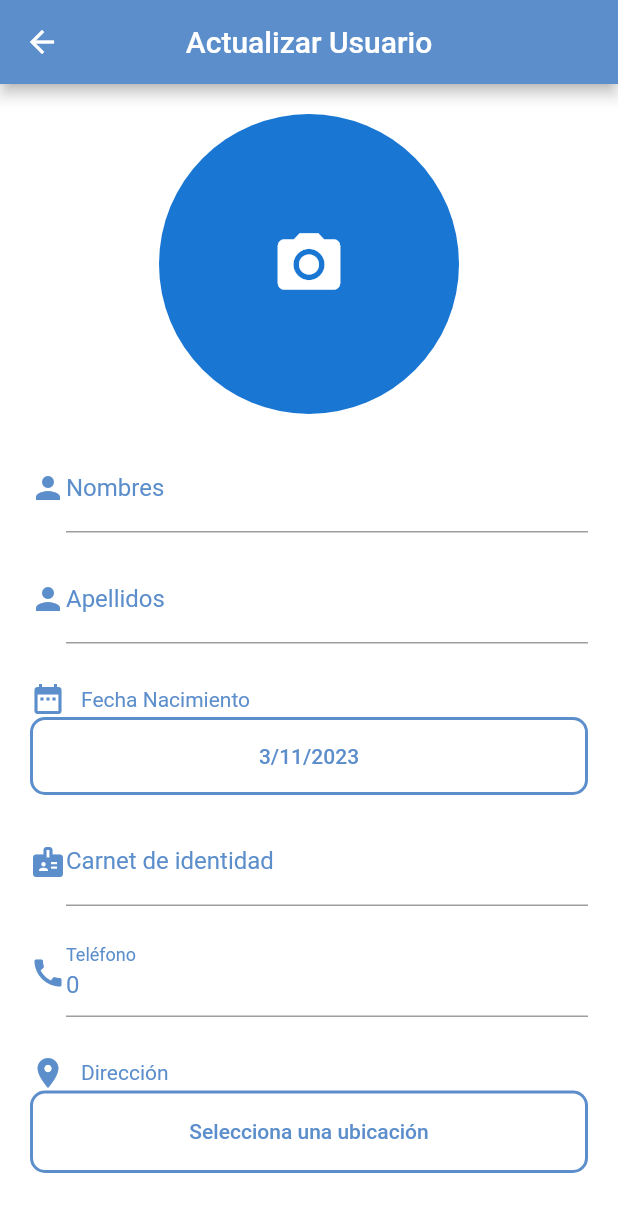
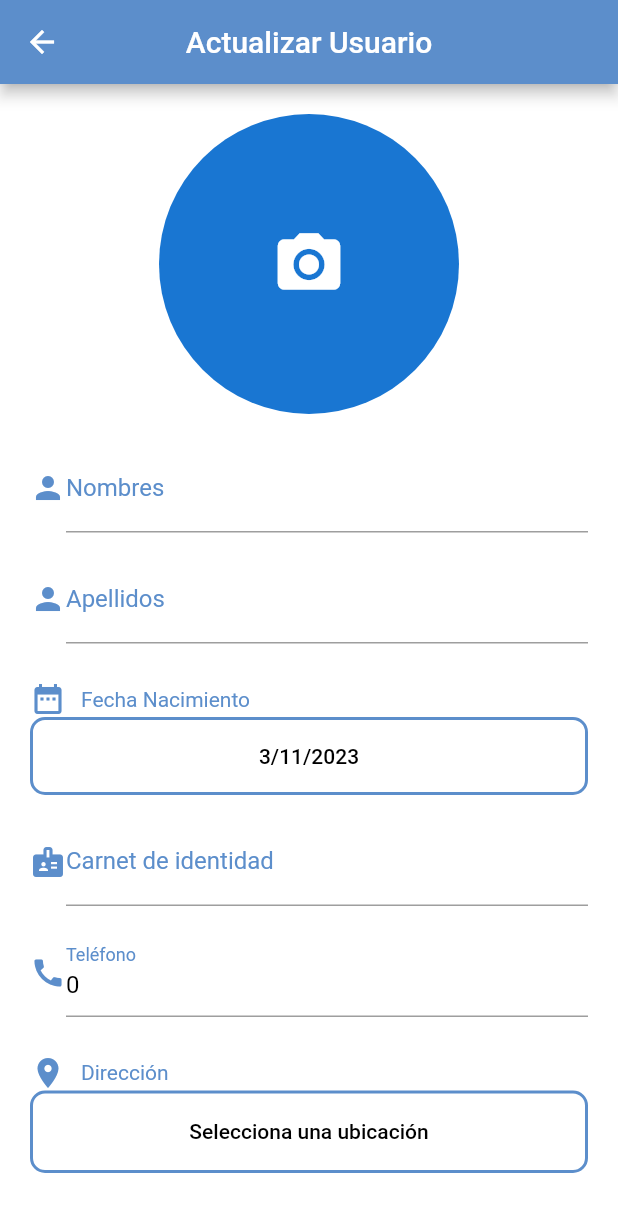
Before and after one commit to ErickSebas/ProyectAdmin, a Flutter app: the RegisterBossPage screen opened directly, after a tap on the "camera alt" icon, on a phone screen of 412 x 824 dp. Shown: the top 1212 px of the screen. Run offline on Flutter 3.47's test engine with Material 2 defaults, Android fonts, the phone set to English and light mode, and no system bars; our stand-ins replace camera, cloud_firestore, connectivity_plus, file_picker, firebase_core, firebase_messaging and 12 more; missing offline and left inert: mailer; accounts and stored records are empty; network calls fail; project files that could hold a hidden picture were left out.

Commit message:
Arreglos final

```diff
--- a/lib/presentation/screens/RegisterBoss.dart
+++ b/lib/presentation/screens/RegisterBoss.dart
@@ -74,6 +74,8 @@ class _RegisterBossPageState extends State<RegisterBossPage> {
   late bool otherUser = false;
   File? selectedImage;
   bool isLoadingImage=true;
+  String address="";
+  File? imageLocal;
 
   void initState() {
     super.initState();
@@ -83,14 +85,17 @@ class _RegisterBossPageState extends State<RegisterBossPage> {
         isLoadingImage=false;
       });
     }
-
+/*
     if(miembroActual!.id!=widget.userData?.id){
       imageProfile=null;
-    }
+    }*/
     if (widget.userData?.id != null) {
       Cargar_Datos_Persona();
-      if(imageProfile==null){
+      if(imageProfile==null||miembroActual!.id!=widget.userData?.id){
         addImageToSelectedImages(widget.userData!.id);
+      }else{
+        imageLocal = imageProfile;
+        isLoadingImage=false;
       }
       flutterImage = imagePath != null ? Image.file(File(imagePath!)) : Image.asset('assets/usuario.png');
       if (miembroActual?.id != widget.userData?.id) {
@@ -99,13 +104,21 @@ class _RegisterBossPageState extends State<RegisterBossPage> {
     }
   }
 
+  @override
+  void dispose(){
+    esCarnetizador=false;
+    imageLocal=null;
+    super.dispose();
+
+  }
+
     Future<void> addImageToSelectedImages(int idPerson) async {
   try {
     String imageUrl = await getImageUrl(idPerson);
     File tempImage = await _downloadImage(imageUrl);
 
     setState(() {
-      imageProfile = tempImage;
+      imageLocal = tempImage;
       isLoadingImage=false;
     });
   } catch (e) {
@@ -237,6 +250,13 @@ Future<File> _downloadImage(String imageUrl) async {
     latitude = widget.userData!.latitud.toString();
     longitude = widget.userData!.longitud.toString();
     email = widget.userData!.correo;
+    address = await getAddressFromLatLng(
+      widget.userData!.latitud,
+      widget.userData!.longitud,
+      'AIzaSyBaqF8pGcAaGUm7oE3KbHWsjUfBdCEBujM',
+    );
+    locationName = address;
+
     if (esCarnetizador) {
       jefeDeCarnetizador = await getCardByUser(widget.userData!.id);
       nameJefe = jefeDeCarnetizador!.names;
@@ -294,8 +314,10 @@ Future<File> _downloadImage(String imageUrl) async {
       idRolSeleccionada = 2;
     } else if (selectedRole == 'Carnetizador') {
       idRolSeleccionada = 3;
-    } else {
-      // Puedes manejar cualquier otro caso aquí, si es necesario.
+    } else if (selectedRole == 'Cliente'){
+      idRolSeleccionada=4;
+    }else{
+      idRolSeleccionada=5;
     }
     final response = await http.put(
       url,
@@ -318,7 +340,7 @@ Future<File> _downloadImage(String imageUrl) async {
       // Registro exitoso
     } else {
       ScaffoldMessenger.of(context).showSnackBar(
-        SnackBar(content: Text('Error al registrar el usuario')),
+        SnackBar(content: Text('Error al Actualizar el usuario')),
       );
     }
 
@@ -395,7 +417,7 @@ Future<File> _downloadImage(String imageUrl) async {
       // Registro exitoso
     } else {
       ScaffoldMessenger.of(context).showSnackBar(
-        SnackBar(content: Text('Error al registrar el usuario')),
+        SnackBar(content: Text('Error al registrar el usuario Carnetizador')),
       );
     }
   }
@@ -569,7 +591,7 @@ Future<File> _downloadImage(String imageUrl) async {
 
     setState(() {
       if (pickedImage != null) {
-        imageProfile = File(pickedImage.path);
+        imageLocal = File(pickedImage.path);
       }
     });
   }
@@ -593,17 +615,7 @@ Future<File> _downloadImage(String imageUrl) async {
                 color: Color.fromARGB(255, 255, 255, 255)),
             onPressed: () {
               esCarnetizador = false;
-              widget.isUpdate == false
-                  ? Navigator.pushReplacement(
-                      context,
-                      MaterialPageRoute(
-                        builder: (context) => ChangeNotifierProvider(
-                          create: (context) => CampaignProvider(),
-                          child: CampaignPage(),
-                        ),
-                      ),
-                    )
-                  : Navigator.pop(context);
+              Navigator.pop(context);
             },
           ),
         ),
@@ -620,12 +632,12 @@ Future<File> _downloadImage(String imageUrl) async {
                   child: Column(
                     mainAxisAlignment: MainAxisAlignment.center,
                     children: <Widget>[
-                      imageProfile != null ?InkWell(
+                      imageLocal!=null ?InkWell(
                         onTap: () {
                           _getImageFromGallery();
                         },
                         child: CircleAvatar(
-                          backgroundImage: FileImage(imageProfile!),
+                          backgroundImage: FileImage(imageLocal!),
                           radius: 100,
                           child: null,
                         ),
@@ -826,7 +838,7 @@ Future<File> _downloadImage(String imageUrl) async {
                           width: double.infinity,
                           child: ElevatedButton(
                             child:
-                                Text(nameJefe == '' ? "Seleccionar" : nameJefe),
+                                Text(nameJefe == '' ? "Seleccionar" : nameJefe, style: TextStyle(color: Colors.black),),
                             onPressed: () async {
                               esCarnetizador = true;
 
@@ -843,8 +855,23 @@ Future<File> _downloadImage(String imageUrl) async {
                               }
                               setState(() {});
                             },
-                            style: ElevatedButton.styleFrom(
-                              primary: Color(0xFF1A2946),
+                            style: ButtonStyle(
+                              minimumSize: MaterialStateProperty.all(
+                                  Size(double.infinity, 55)), // Adjust the height as needed
+                              backgroundColor:
+                                  MaterialStateProperty.all(Colors.white), // Fondo blanco
+                              elevation: MaterialStateProperty.all(0), // Sin sombra
+                              shape: MaterialStateProperty.all(
+                                RoundedRectangleBorder(
+                                  borderRadius:
+                                      BorderRadius.circular(10), // Borde redondeado
+                                  side: BorderSide(
+                                    color: Color.fromARGB(
+                                        255, 92, 142, 203), // Color del borde
+                                    width: 2.0, // Ancho del borde
+                                  ),
+                                ),
+                              ),
                             ),
                           ),
                         ),
@@ -869,7 +896,7 @@ Future<File> _downloadImage(String imageUrl) async {
                 child: Text(
                   "Selecciona una ubicación",
                   style: TextStyle(
-                    color: Color.fromARGB(255, 92, 142, 203), // Color del texto
+                    color: Colors.black, // Color del texto
                   ),
                 ),
                 onPressed: () async {
@@ -881,7 +908,7 @@ Future<File> _downloadImage(String imageUrl) async {
                     ),
                   );
                   if (result != null) {
-                    final address = await getAddressFromLatLng(
+                    address = await getAddressFromLatLng(
                       result.latitude,
                       result.longitude,
                       'AIzaSyBaqF8pGcAaGUm7oE3KbHWsjUfBdCEBujM',
@@ -951,6 +978,7 @@ Future<File> _downloadImage(String imageUrl) async {
                       await updateUser();
                       await updateJefeCarnetizador();
                       //await updatePersonaImage();
+                      imageProfile = imageLocal;
                       await uploadImage(imageProfile, idPerson);
                       await downloadBase64ImageAndSave(idPerson);
 
@@ -973,6 +1001,7 @@ Future<File> _downloadImage(String imageUrl) async {
                       if (widget.isUpdate) {
                         await updateUser();
                         //await updatePersonaImage();
+                        imageProfile = imageLocal;
                         await uploadImage(imageProfile, idPerson);
                         await downloadBase64ImageAndSave(idPerson);
 
@@ -1056,7 +1085,7 @@ Future<File> _downloadImage(String imageUrl) async {
                   ? "${datebirthday.day}/${datebirthday.month}/${datebirthday.year}"
                   : label,
               style: TextStyle(
-                color: Color.fromARGB(255, 92, 142, 203),
+                color: Colors.black,
               ),
             ),
             style: ElevatedButton.styleFrom(
@@ -1097,7 +1126,7 @@ Future<File> _downloadImage(String imageUrl) async {
             Expanded(
               child: TextFormField(
                 initialValue: initialData,
-                style: TextStyle(color: Color.fromARGB(255, 92, 142, 203)),
+                style: TextStyle(color: Colors.black),
                 decoration: InputDecoration(
                   labelText: label,
                   labelStyle:
--- a/pubspec.yaml
+++ b/pubspec.yaml
@@ -59,7 +59,8 @@ dependencies:
   flutter_image_compress: ^2.0.4
   camera: ^0.8.0
   image_picker: ^1.0.4
-  connectivity_plus: ^5.0.1 # The following adds the Cupertino Icons font to your application.
+  connectivity_plus: ^5.0.1
+  intl: ^0.18.1 # The following adds the Cupertino Icons font to your application.
   # Use with the CupertinoIcons class for iOS style icons.
 
 dev_dependencies:
```
Also changed, not shown: lib/presentation/screens/Campaign.dart (+77 -7 lines), lib/presentation/screens/List_members.dart (+2 -11 lines), lib/presentation/screens/ProfilePage.dart (+3 -15 lines), lib/presentation/screens/RegisterCampaign.dart (+12 -17 lines), pubspec.lock, 3 other files.
